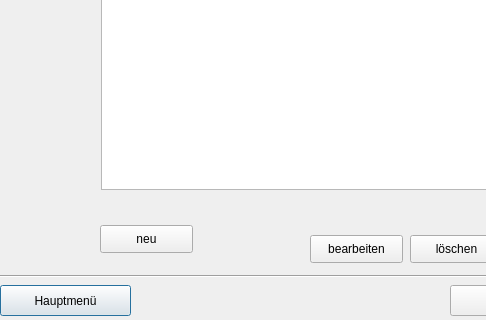
This is ZitatErfassung/frmbenutzerverwaltung.ui in TrialAnd404/MyRepo as Qt 5 draws it before an edit; both pictures show x 0 to 486 and y 205 to 525 of the 580 by 525 pixel window. The edited form follows.
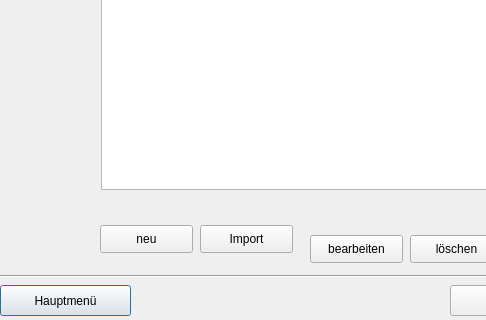
This is the edited form.

```diff
--- a/ZitatErfassung/frmbenutzerverwaltung.ui
+++ b/ZitatErfassung/frmbenutzerverwaltung.ui
@@ -199,6 +199,19 @@
     <string>Admins suchen</string>
    </property>
   </widget>
+  <widget class="QPushButton" name="btnImport">
+   <property name="geometry">
+    <rect>
+     <x>200</x>
+     <y>430</y>
+     <width>93</width>
+     <height>28</height>
+    </rect>
+   </property>
+   <property name="text">
+    <string>Import</string>
+   </property>
+  </widget>
  </widget>
  <resources/>
  <connections/>
```
